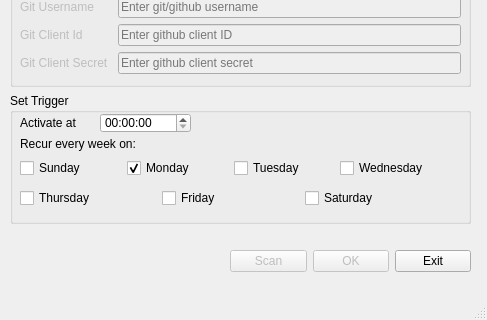
Above: Code/ui/gitUI.ui from azuresky2019/Git-Reporting-Tool before the change; both pictures show x 0 to 487 and y 162 to 482 of the 487 by 482 pixel window. Below: the same form after it.
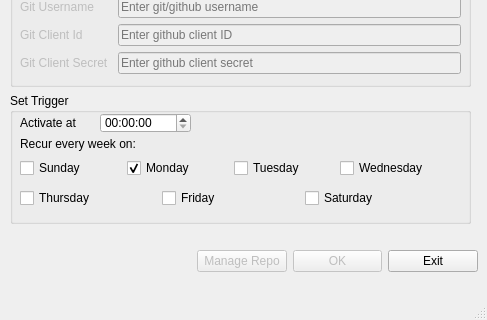
That is the form after the change. Icons and pictures are not drawn.

Patch:
```diff
--- a/Code/ui/gitUI.ui
+++ b/Code/ui/gitUI.ui
@@ -356,9 +356,9 @@
    <widget class="QWidget" name="horizontalLayoutWidget_4">
     <property name="geometry">
      <rect>
-      <x>230</x>
+      <x>197</x>
       <y>384</y>
-      <width>241</width>
+      <width>281</width>
       <height>41</height>
      </rect>
     </property>
@@ -369,7 +369,7 @@
         <bool>false</bool>
        </property>
        <property name="text">
-        <string>Scan</string>
+        <string>Manage Repo</string>
        </property>
       </widget>
      </item>
```
Left out of the diff: 13 changed lines with no effect on the pictures.
